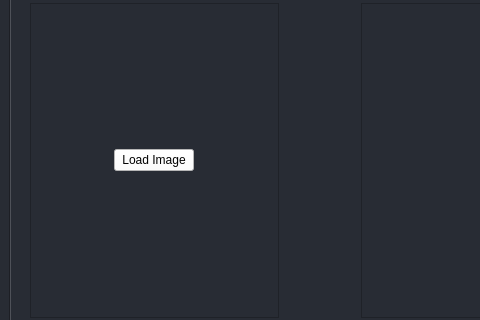
Above: TP0/GUI/gui2.ui from MatiMonaco/ATI_TPS before the change; both pictures show x 0 to 480 and y 88 to 408 of the 640 by 521 pixel window. Below: the same form after it.
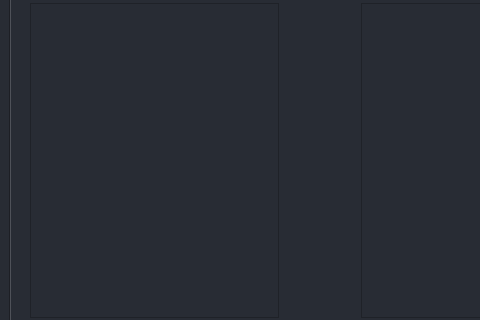
That is the form after the change.

Commit message: Delete btn load

Patch:
```diff
--- a/TP0/GUI/gui2.ui
+++ b/TP0/GUI/gui2.ui
@@ -181,10 +181,10 @@
             <widget class="QWidget" name="scroll_area_contents_orig_img">
              <property name="geometry">
               <rect>
-               <x>77</x>
-               <y>123</y>
-               <width>93</width>
-               <height>41</height>
+               <x>114</x>
+               <y>134</y>
+               <width>18</width>
+               <height>18</height>
               </rect>
              </property>
              <property name="sizePolicy">
@@ -193,24 +193,7 @@
                <verstretch>0</verstretch>
               </sizepolicy>
              </property>
-             <layout class="QVBoxLayout" name="verticalLayout_3">
-              <item>
-               <widget class="QPushButton" name="btn_load">
-                <property name="styleSheet">
-                 <string notr="true">background-color: white; color: black;</string>
-                </property>
-                <property name="text">
-                 <string>Load Image</string>
-                </property>
-                <property name="checkable">
-                 <bool>false</bool>
-                </property>
-                <property name="flat">
-                 <bool>false</bool>
-                </property>
-               </widget>
-              </item>
-             </layout>
+             <layout class="QVBoxLayout" name="verticalLayout_3"/>
             </widget>
            </widget>
           </item>
```
